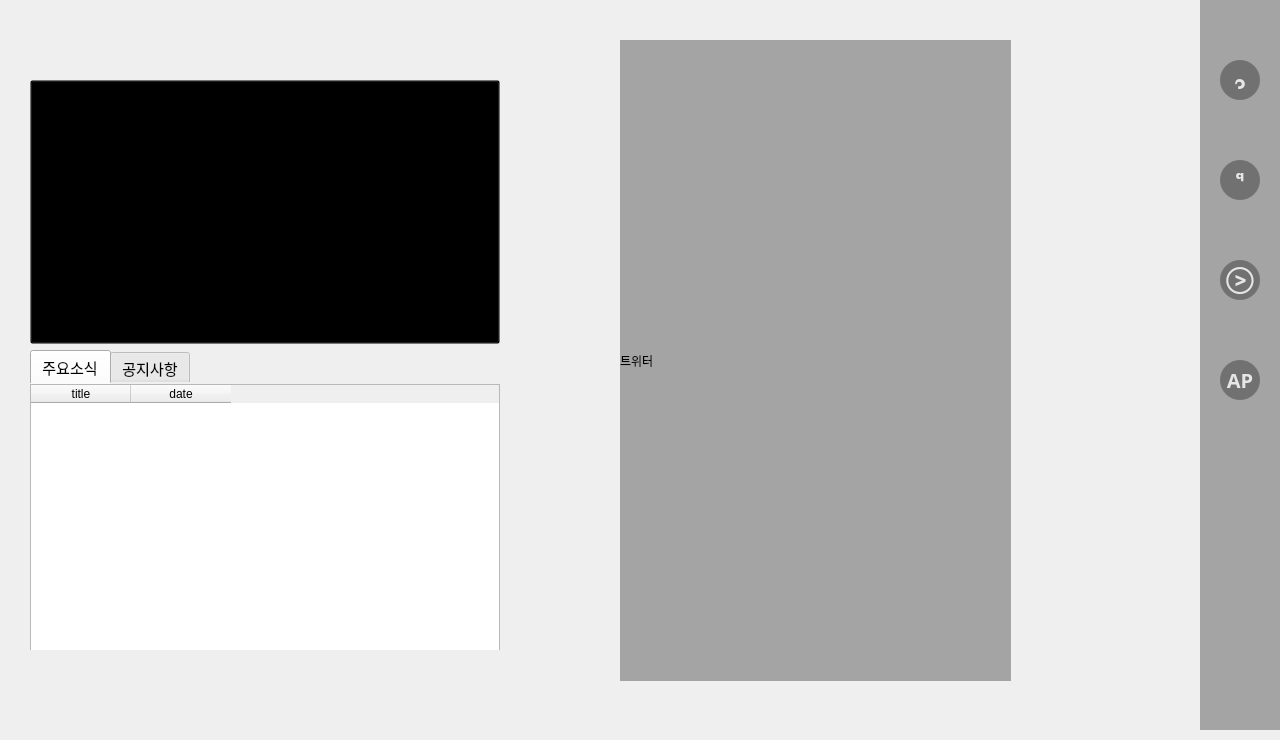
Seoilyoung/Blue-Note, file Gui/Screen.ui: the form before one commit.
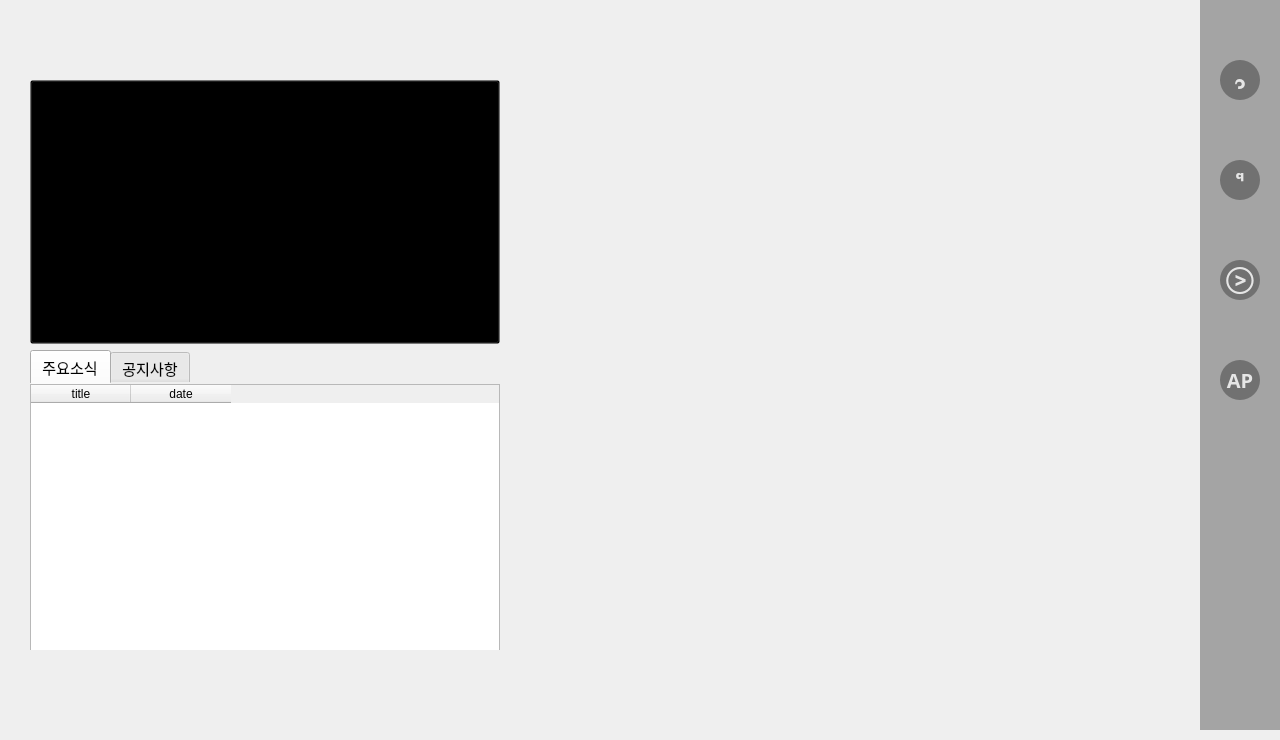
The form after the commit. The open tabs and pages were chosen to show the change. Icons and pictures are not drawn.

Commit message: 트위터 API 제외(API유료 전환 이슈)

```diff
--- a/Gui/Screen.ui
+++ b/Gui/Screen.ui
@@ -338,22 +338,6 @@
         </widget>
        </widget>
       </widget>
-      <widget class="QLabel" name="label_6">
-       <property name="geometry">
-        <rect>
-         <x>620</x>
-         <y>40</y>
-         <width>391</width>
-         <height>641</height>
-        </rect>
-       </property>
-       <property name="styleSheet">
-        <string notr="true">background-color: rgba(0,0,0,80);</string>
-       </property>
-       <property name="text">
-        <string>트위터</string>
-       </property>
-      </widget>
       <zorder>label_slide_home</zorder>
       <zorder>tabWidget_home</zorder>
       <zorder>label_6</zorder>
```
Left out of the diff: 3 changed lines with no effect on the pictures. The commit also changes 2 other files.
